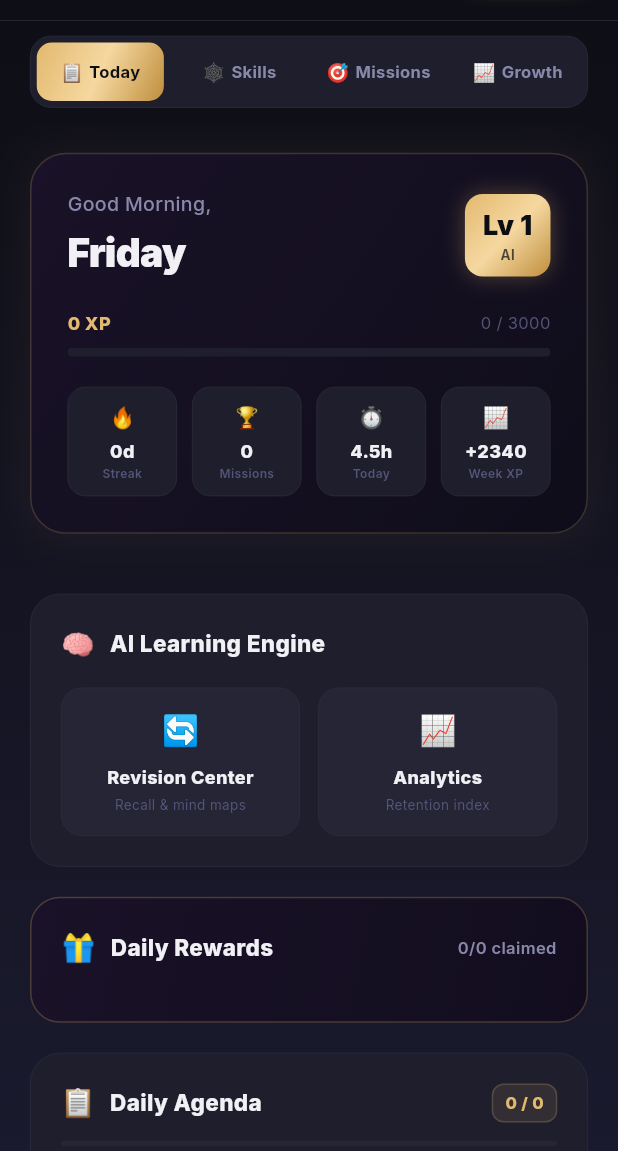
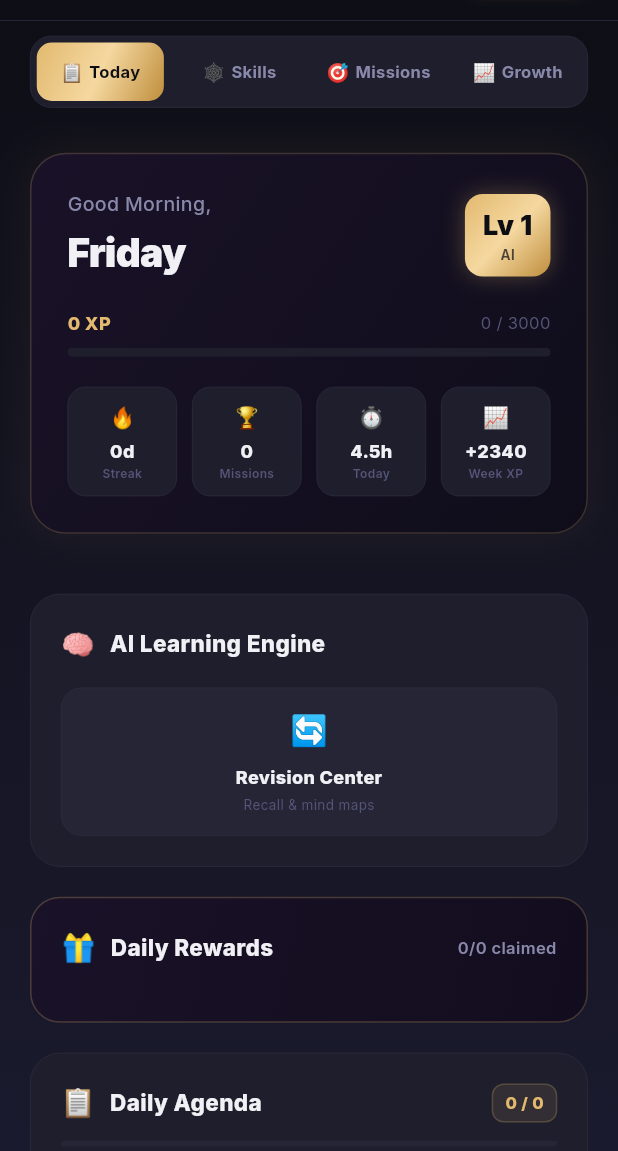
Before and after one commit to Anuman18/recommread-final-app, a Flutter app: the LifeDashboardScreen screen opened by its route, on a phone screen of 412 x 824 dp, the part 85-1236 px from its top. Run offline on Flutter 3.47's test engine with Material 3 defaults, Android fonts, the phone set to English and light mode, and no system bars; our stand-ins replace flutter_riverpod, go_router, google_fonts, share_plus, shared_preferences; accounts and stored records are empty; network calls fail.

Commit message:
feat(life-dashboard): hide coding practice, interview, and analytics banners for beta v1

```diff
--- a/lib/features/life_dashboard/life_dashboard_screen.dart
+++ b/lib/features/life_dashboard/life_dashboard_screen.dart
@@ -214,10 +214,6 @@ class _LifeDashboardScreenState extends ConsumerState<LifeDashboardScreen>
     const MissionCenterCard(),
     const SizedBox(height: 20),
     const _ProjectTracksBanner(),
-    const SizedBox(height: 20),
-    const _CodingPracticeBanner(),
-    const SizedBox(height: 20),
-    const _AiInterviewBanner(),
   ];
 
   List<Widget> _growthTab() => [
@@ -316,15 +312,13 @@ class _LifeDashboardScreenState extends ConsumerState<LifeDashboardScreen>
             ],
           ),
           const SizedBox(height: 16),
-          Row(
-            children: [
-              Expanded(
-                child: GestureDetector(
+          GestureDetector(
             onTap: () {
               HapticFeedback.mediumImpact();
               context.push('/life-dashboard/revision-center');
             },
             child: Container(
+              width: double.infinity,
               padding: const EdgeInsets.all(14),
               decoration: BoxDecoration(
                 color: AppColors.darkElevated,
@@ -341,35 +335,6 @@ class _LifeDashboardScreenState extends ConsumerState<LifeDashboardScreen>
                 ],
               ),
             ),
-                ),
-              ),
-              const SizedBox(width: 12),
-              Expanded(
-                child: GestureDetector(
-                  onTap: () {
-                    HapticFeedback.mediumImpact();
-                    context.push('/life-dashboard/analytics');
-                  },
-                  child: Container(
-                    padding: const EdgeInsets.all(14),
-                    decoration: BoxDecoration(
-                      color: AppColors.darkElevated,
-                      borderRadius: BorderRadius.circular(14),
-                      border: Border.all(color: AppColors.darkBorder, width: 0.5),
-                    ),
-                    child: Column(
-                      children: [
-                        const Text('📈', style: TextStyle(fontSize: 20)),
-                        const SizedBox(height: 8),
-                        Text('Analytics', style: GoogleFonts.inter(fontSize: 12, fontWeight: FontWeight.w800, color: AppColors.textPrimaryDark)),
-                        const SizedBox(height: 3),
-                        Text('Retention index', style: GoogleFonts.inter(fontSize: 9, color: AppColors.textTertiaryDark)),
-                      ],
-                    ),
-                  ),
-                ),
-              ),
-            ],
           ),
         ],
       ),
```
Lines whose indentation alone changed are shown as unchanged.
